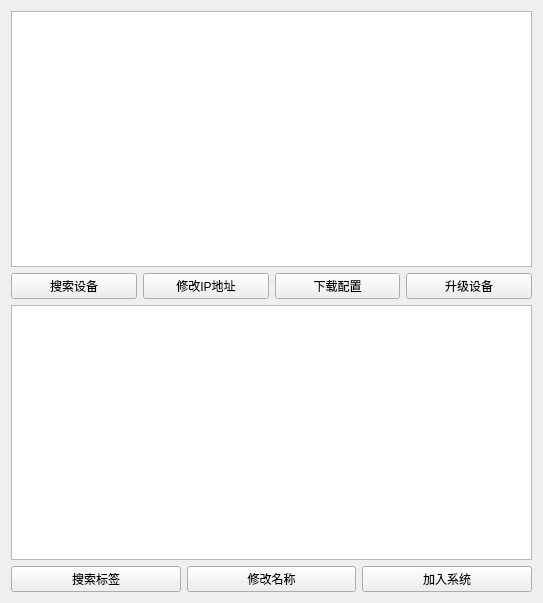
Above: iTmsGui/irdmview.ui from fzlgejiao/PTMS before the change. Below: the same form after it.
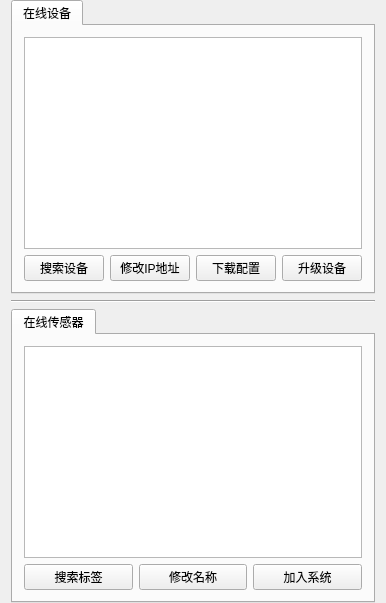
That is the form after the change.

Commit message: 1) support SQLite database 2) change rdm view layout

```diff
--- a/iTmsGui/irdmview.ui
+++ b/iTmsGui/irdmview.ui
@@ -6,7 +6,7 @@
    <rect>
     <x>0</x>
     <y>0</y>
-    <width>543</width>
+    <width>373</width>
     <height>603</height>
    </rect>
   </property>
@@ -19,6 +19,22 @@
   <property name="windowTitle">
    <string>iRdmView</string>
   </property>
+  <layout class="QVBoxLayout" name="verticalLayout_3">
+   <property name="topMargin">
+    <number>0</number>
+   </property>
+   <property name="bottomMargin">
+    <number>0</number>
+   </property>
+   <item>
+    <widget class="QTabWidget" name="tabWidget">
+     <property name="currentIndex">
+      <number>0</number>
+     </property>
+     <widget class="QWidget" name="tabRdms">
+      <attribute name="title">
+       <string>在线设备</string>
+      </attribute>
   <layout class="QVBoxLayout" name="verticalLayout">
    <item>
     <widget class="QTableView" name="tableRdms">
@@ -71,6 +87,27 @@
      </item>
     </layout>
    </item>
+      </layout>
+     </widget>
+    </widget>
+   </item>
+   <item>
+    <widget class="Line" name="line">
+     <property name="orientation">
+      <enum>Qt::Horizontal</enum>
+     </property>
+    </widget>
+   </item>
+   <item>
+    <widget class="QTabWidget" name="tabWidget_2">
+     <property name="currentIndex">
+      <number>0</number>
+     </property>
+     <widget class="QWidget" name="tabTags">
+      <attribute name="title">
+       <string>在线传感器</string>
+      </attribute>
+      <layout class="QVBoxLayout" name="verticalLayout_2">
    <item>
     <widget class="QTableView" name="tableTags"/>
    </item>
@@ -98,6 +135,10 @@
       </widget>
      </item>
     </layout>
+       </item>
+      </layout>
+     </widget>
+    </widget>
    </item>
   </layout>
  </widget>
```
Lines whose indentation alone changed are shown as unchanged. The commit also changes 3 other files.
